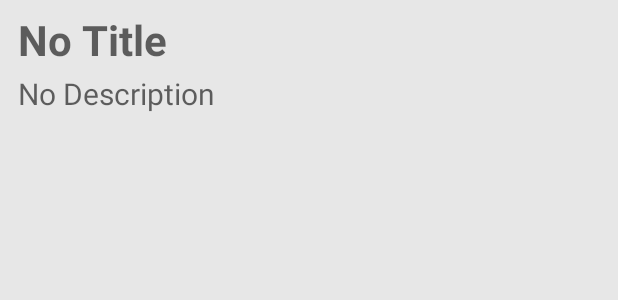
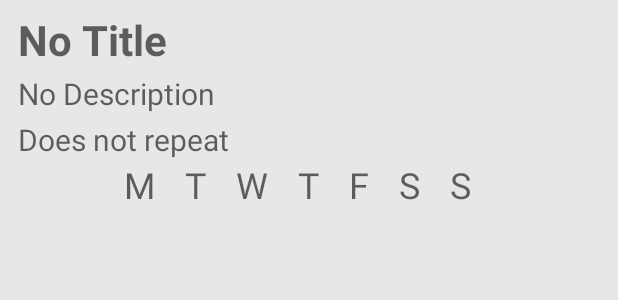
Before and after one commit to amizg/TaskMaster, an Android app: the layout expand_task_view.xml on its own in the app's theme, with its tools: preview values and no code run, on a phone screen of 412 x 824 dp. Shown: the top 300 px of the screen. Run offline under Robolectric (Android 15) with nearby library versions, the phone set to English and light mode, and no system bars; Roboto replaces fonts that are not available here.

Commit message:
Show routine days
displays which days are being repeated on task details

```diff
--- a/app/src/main/res/layout/expand_task_view.xml
+++ b/app/src/main/res/layout/expand_task_view.xml
@@ -27,6 +27,17 @@
         style="@style/DescText"/>
 
     <TextView
+        android:id="@+id/taskRepeatsOn"
+        android:layout_width="match_parent"
+        android:layout_height="wrap_content"
+        android:layout_below="@id/taskDesc"
+        android:paddingTop="3dp"
+        android:paddingLeft="12dp"
+        android:hint="Does not repeat"
+        android:textSize="20dp"
+        style="@style/DescText"/>
+
+    <TextView
         android:id="@+id/selectedDateText"
         android:layout_width="wrap_content"
         android:layout_height="wrap_content"
@@ -39,4 +50,76 @@
         android:textAlignment="center"
         style="@style/DescText"/>
 
+    <TextView
+        android:id="@+id/monText"
+        android:layout_width="wrap_content"
+        android:layout_height="wrap_content"
+        android:layout_below="@id/taskRepeatsOn"
+        android:hint="M"
+        android:textSize="24sp"
+        android:layout_toLeftOf="@id/tueText"
+        style="@style/DateText"/>
+    <TextView
+        android:id="@+id/tueText"
+        android:layout_width="wrap_content"
+        android:layout_height="wrap_content"
+        android:layout_below="@id/taskRepeatsOn"
+        android:hint="T"
+        android:textSize="24sp"
+        android:layout_toLeftOf="@id/wedText"
+        android:layout_marginLeft="20dp"
+        style="@style/DateText" />
+    <TextView
+        android:id="@+id/wedText"
+        android:layout_width="wrap_content"
+        android:layout_height="wrap_content"
+        android:layout_below="@id/taskRepeatsOn"
+        android:hint="W"
+        android:textSize="24sp"
+        android:layout_toLeftOf="@id/thurText"
+        android:layout_marginLeft="20dp"
+        style="@style/DateText"/>
+
+    <TextView
+        android:id="@+id/thurText"
+        android:layout_width="wrap_content"
+        android:layout_height="wrap_content"
+        android:layout_below="@id/taskRepeatsOn"
+        android:layout_centerHorizontal="true"
+        android:hint="T"
+        android:textSize="24sp"
+        android:layout_marginLeft="20dp"
+        android:layout_marginRight="20dp"
+        style="@style/DateText" />
+    <TextView
+        android:id="@+id/friText"
+        android:layout_width="wrap_content"
+        android:layout_height="wrap_content"
+        android:layout_below="@id/taskRepeatsOn"
+        android:hint="F"
+        android:textSize="24sp"
+        android:layout_toRightOf="@id/thurText"
+        android:layout_marginRight="20dp"
+        style="@style/DateText"/>
+    <TextView
+        android:id="@+id/satText"
+        android:layout_width="wrap_content"
+        android:layout_height="wrap_content"
+        android:layout_below="@id/taskRepeatsOn"
+        android:hint="S"
+        android:textSize="24sp"
+        android:layout_toRightOf="@id/friText"
+        android:layout_marginRight="20dp"
+        style="@style/DateText"/>
+    <TextView
+        android:id="@+id/sunText"
+        android:layout_width="wrap_content"
+        android:layout_height="wrap_content"
+        android:layout_below="@id/taskRepeatsOn"
+        android:hint="S"
+        android:textSize="24sp"
+        android:layout_toRightOf="@id/satText"
+        android:layout_marginRight="20dp"
+        style="@style/DateText"/>
+
 </RelativeLayout>
--- a/app/src/main/res/values/themes.xml
+++ b/app/src/main/res/values/themes.xml
@@ -35,6 +35,10 @@
         <item name="android:textColor">@color/descLight</item>
     </style>
 
+    <style name="DateText" parent="TextAppearance.AppCompat">
+        <item name="android:textColor">@color/secondaryLight</item>
+    </style>
+
     <style name="Theme.TaskApp.NoActionBar">
         <item name="windowActionBar">false</item>
         <item name="windowNoTitle">true</item>
```
Also changed, not shown: app/src/main/java/com/example/taskapp/Fragments/CardFragment.kt (+73 -2 lines).
